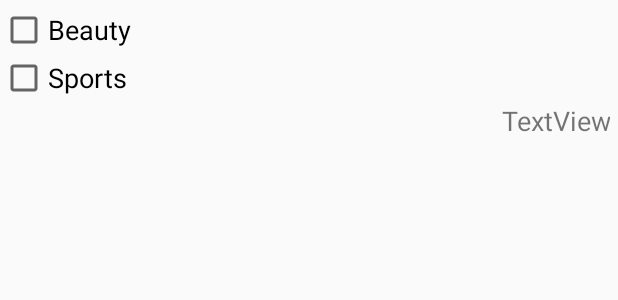
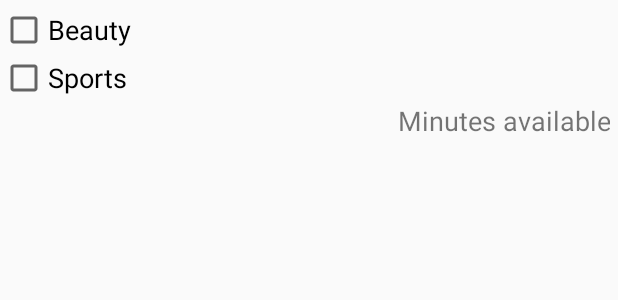
Before and after one commit to teunisvdh/ProjectApp, an Android app: the layout activity_mood.xml on its own in the app's theme, with its tools: preview values and no code run, on a phone screen of 412 x 824 dp. Shown: the part 288-588 px from the top of the screen. Run offline under Robolectric (Android 15) with nearby library versions, the phone set to English and light mode, and no system bars; network calls fail.

Commit message:
Moods and API

```diff
--- a/app/src/main/java/com/example/teunis/projectapp/TimeActivity.java
+++ b/app/src/main/java/com/example/teunis/projectapp/TimeActivity.java
@@ -13,6 +13,8 @@ public class TimeActivity extends AppCompatActivity {
 
     @Override
     protected void onCreate(Bundle savedInstanceState) {
+        // SHA1: EA:C8:7C:59:22:F2:F1:71:E2:26:5A:AE:A7:78:8A:A9:86:EC:6C:25
+        // Client ID 891303747235-fcc150kknmv0e6htv7ea7faq59p7re14.apps.googleusercontent.com
         super.onCreate(savedInstanceState);
         setContentView(R.layout.activity_time);
     }
--- a/app/src/main/res/layout/activity_mood.xml
+++ b/app/src/main/res/layout/activity_mood.xml
@@ -31,6 +31,7 @@
             android:id="@+id/checkBox"
             android:layout_width="match_parent"
             android:layout_height="wrap_content"
+            android:onClick="moodClicked"
             android:text="Business"
             android:textSize="18sp" />
 
@@ -38,6 +39,7 @@
             android:id="@+id/checkBox2"
             android:layout_width="match_parent"
             android:layout_height="wrap_content"
+            android:onClick="moodClicked"
             android:text="Comedy"
             android:textSize="18sp" />
 
@@ -45,6 +47,7 @@
             android:id="@+id/checkBox3"
             android:layout_width="match_parent"
             android:layout_height="wrap_content"
+            android:onClick="moodClicked"
             android:text="Lifestyle"
             android:textSize="18sp" />
 
@@ -52,6 +55,7 @@
             android:id="@+id/checkBox4"
             android:layout_width="match_parent"
             android:layout_height="wrap_content"
+            android:onClick="moodClicked"
             android:text="Beauty"
             android:textSize="18sp" />
 
@@ -59,6 +63,7 @@
             android:id="@+id/checkBox5"
             android:layout_width="match_parent"
             android:layout_height="wrap_content"
+            android:onClick="moodClicked"
             android:text="Sports"
             android:textSize="18sp" />
 
@@ -67,7 +72,7 @@
             android:layout_width="match_parent"
             android:layout_height="wrap_content"
             android:layout_marginEnd="5dp"
-            android:text="TextView"
+            android:text="Minutes available"
             android:textAlignment="textEnd"
             android:textSize="18sp"
             app:layout_constraintEnd_toEndOf="parent"
```
Also changed, not shown: app/build.gradle (+8 -0 lines), app/src/main/java/com/example/teunis/projectapp/ChannelRequest.java (+45 -9 lines), app/src/main/java/com/example/teunis/projectapp/MoodActivity.java (+15 -4 lines), app/src/main/java/com/example/teunis/projectapp/RecommendActivity.java (+10 -1 lines), app/src/main/res/layout/activity_recommend.xml (+10 -1 lines), 1 other file.
